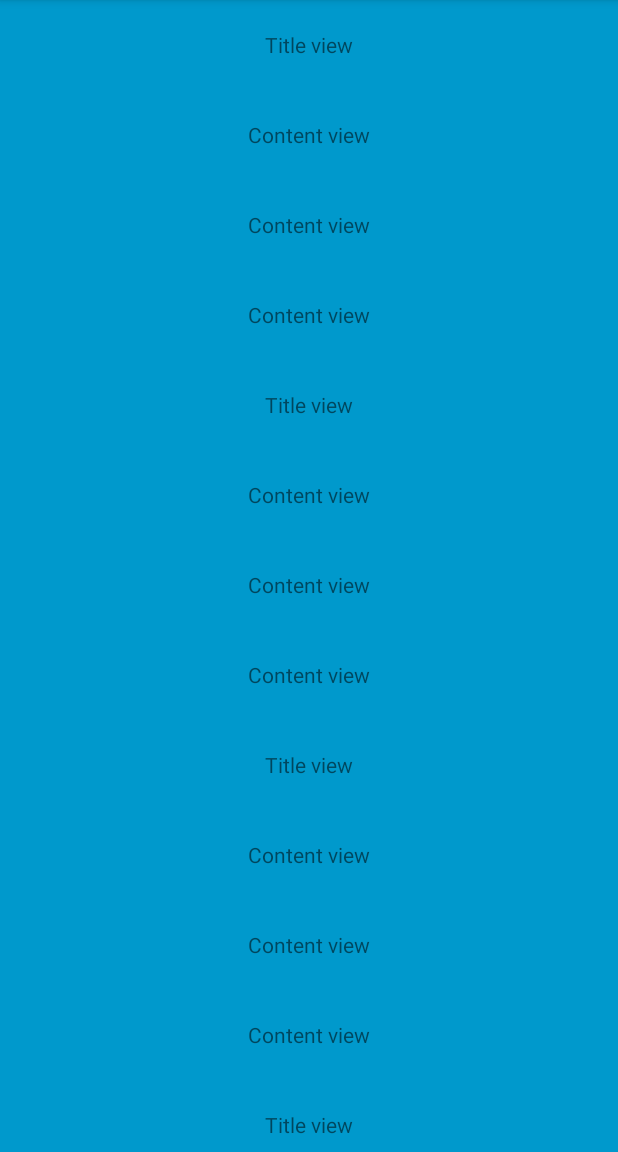
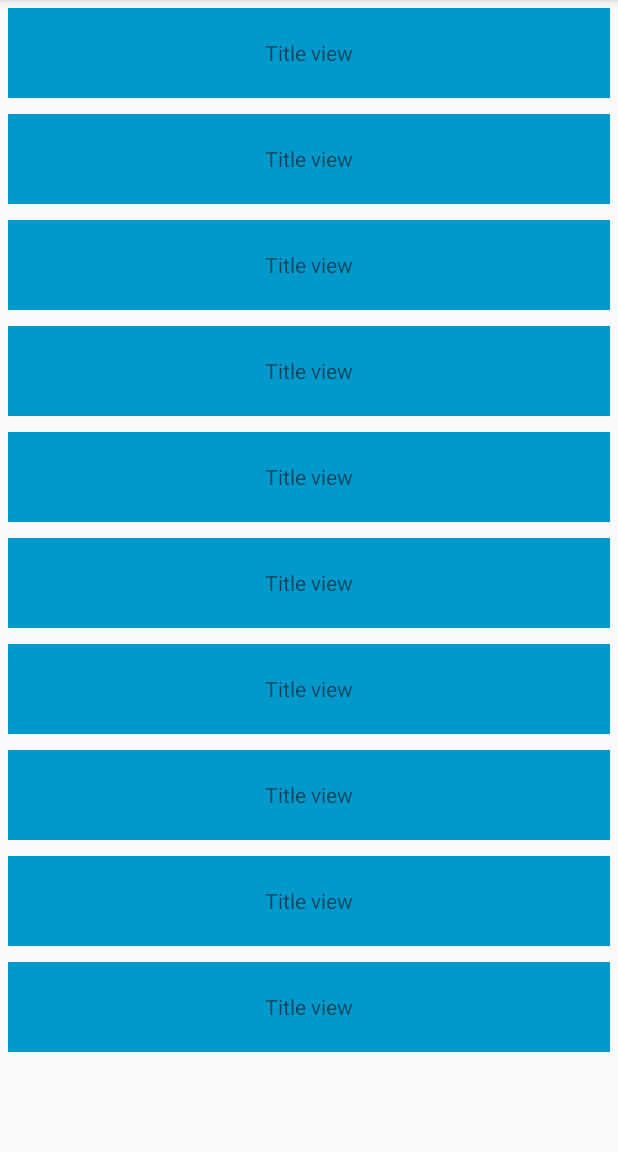
Before and after one commit to ArchitectAK/FoldingAnimationKotlin-Android, an Android app: the ListActivity screen opened directly, with no data from a screen before it, on a phone screen of 412 x 824 dp, the part 84-1236 px from its top. Run offline under Robolectric (Android 15) with nearby library versions, the phone set to English and light mode, and no system bars.

Commit message:
Adding recyclerview example

```diff
--- a/app/src/main/java/com/freeankit/foldinganimation/SampleAdapter.kt
+++ b/app/src/main/java/com/freeankit/foldinganimation/SampleAdapter.kt
@@ -4,11 +4,16 @@ import android.support.v7.widget.RecyclerView
 import android.view.LayoutInflater
 import android.view.View
 import android.view.ViewGroup
+import kotlinx.android.synthetic.main.recyclerview_item.view.*
+
 
 /**
  * @author Ankit Kumar (ankitdroiddeveloper@gmail.com) on 20/05/2018 (MM/DD/YYYY)
  */
 class SampleAdapter : RecyclerView.Adapter<SampleAdapter.ViewHolder>() {
+
+    val unfoldedIndexes = HashSet<Int>()
+
     override fun onCreateViewHolder(parent: ViewGroup, viewType: Int): ViewHolder {
         val view = LayoutInflater.from(parent.context).inflate(R.layout.recyclerview_item, parent, false)
         return ViewHolder(view)
@@ -19,10 +24,41 @@ class SampleAdapter : RecyclerView.Adapter<SampleAdapter.ViewHolder>() {
     }
 
     override fun onBindViewHolder(holder: ViewHolder, position: Int) {
-
+        holder.bind(position)
     }
 
-    class ViewHolder(itemView: View) : RecyclerView.ViewHolder(itemView) {
+    inner class ViewHolder(itemView: View) : RecyclerView.ViewHolder(itemView) {
+        fun bind(position: Int) = with(itemView) {
 
+            if (unfoldedIndexes.contains(position)) {
+                cell_title_view.visibility = View.GONE
+                cell_content_view.visibility = View.VISIBLE
+            } else {
+                cell_content_view.visibility = View.GONE
+                cell_title_view.visibility = View.VISIBLE
+            }
+
+            itemView.setOnClickListener({
+                // toggle clicked cell state
+                folding_cell.toggle(false)
+                // register in adapter that state for selected cell is toggled
+                registerToggle(position)
+            })
+        }
+
+        private fun registerToggle(position: Int) {
+            if (unfoldedIndexes.contains(position))
+                registerFold(position)
+            else
+                registerUnfold(position)
+        }
+
+        private fun registerFold(position: Int) {
+            unfoldedIndexes.remove(position)
+        }
+
+        private fun registerUnfold(position: Int) {
+            unfoldedIndexes.add(position)
+        }
     }
 }
--- a/app/src/main/res/layout/recyclerview_item.xml
+++ b/app/src/main/res/layout/recyclerview_item.xml
@@ -12,8 +12,9 @@
             android:id="@+id/cell_content_view"
             android:layout_width="match_parent"
             android:layout_height="wrap_content"
+            android:layout_margin="5dp"
             android:orientation="vertical"
-            android:visibility="visible">
+            android:visibility="gone">
 
             <TextView
                 android:layout_width="match_parent"
@@ -25,21 +26,21 @@
             <TextView
                 android:layout_width="match_parent"
                 android:layout_height="60dp"
-                android:background="@android:color/holo_blue_dark"
+                android:background="@android:color/holo_green_dark"
                 android:gravity="center"
                 android:text="Content view" />
 
             <TextView
                 android:layout_width="match_parent"
                 android:layout_height="60dp"
-                android:background="@android:color/holo_blue_dark"
+                android:background="@android:color/holo_green_dark"
                 android:gravity="center"
                 android:text="Content view" />
 
             <TextView
                 android:layout_width="match_parent"
                 android:layout_height="60dp"
-                android:background="@android:color/holo_blue_dark"
+                android:background="@android:color/holo_green_dark"
                 android:gravity="center"
                 android:text="Content view" />
 
@@ -49,6 +50,7 @@
             android:id="@+id/cell_title_view"
             android:layout_width="match_parent"
             android:layout_height="wrap_content"
+            android:layout_margin="5dp"
             android:orientation="vertical">
 
             <TextView
```
Also changed, not shown: app/src/main/res/layout/activity_main.xml (+10 -3 lines).
